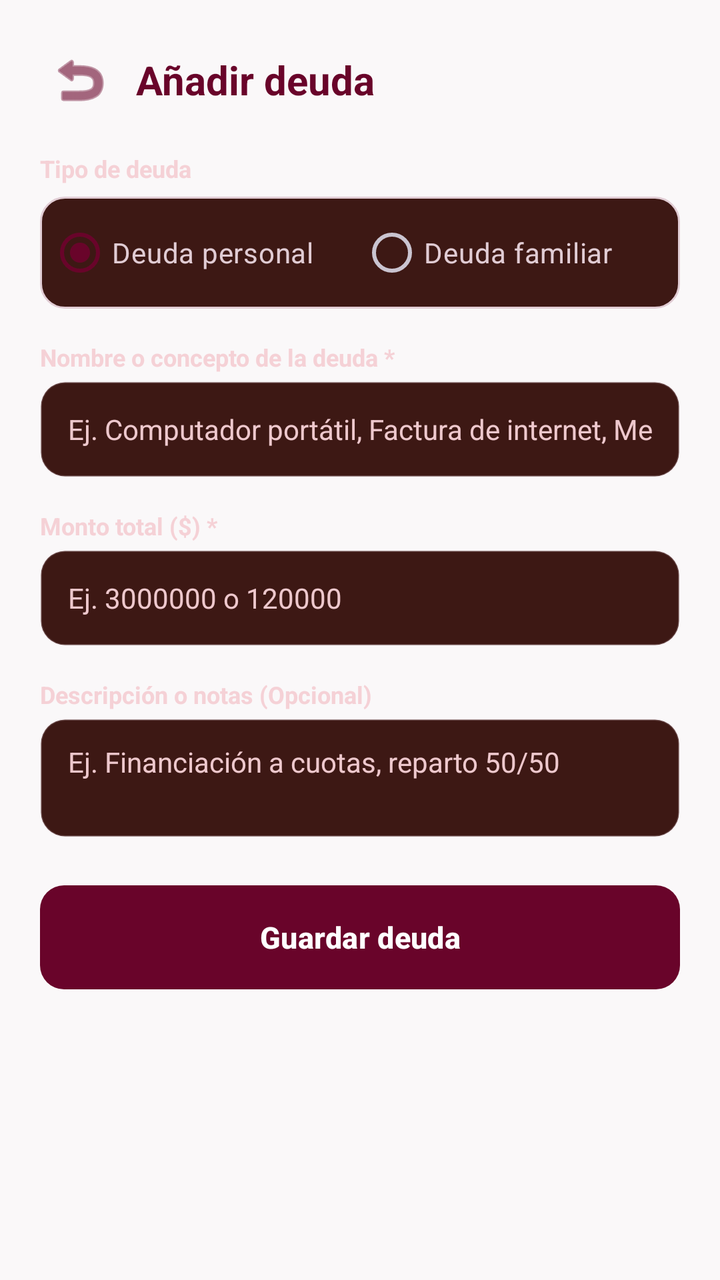
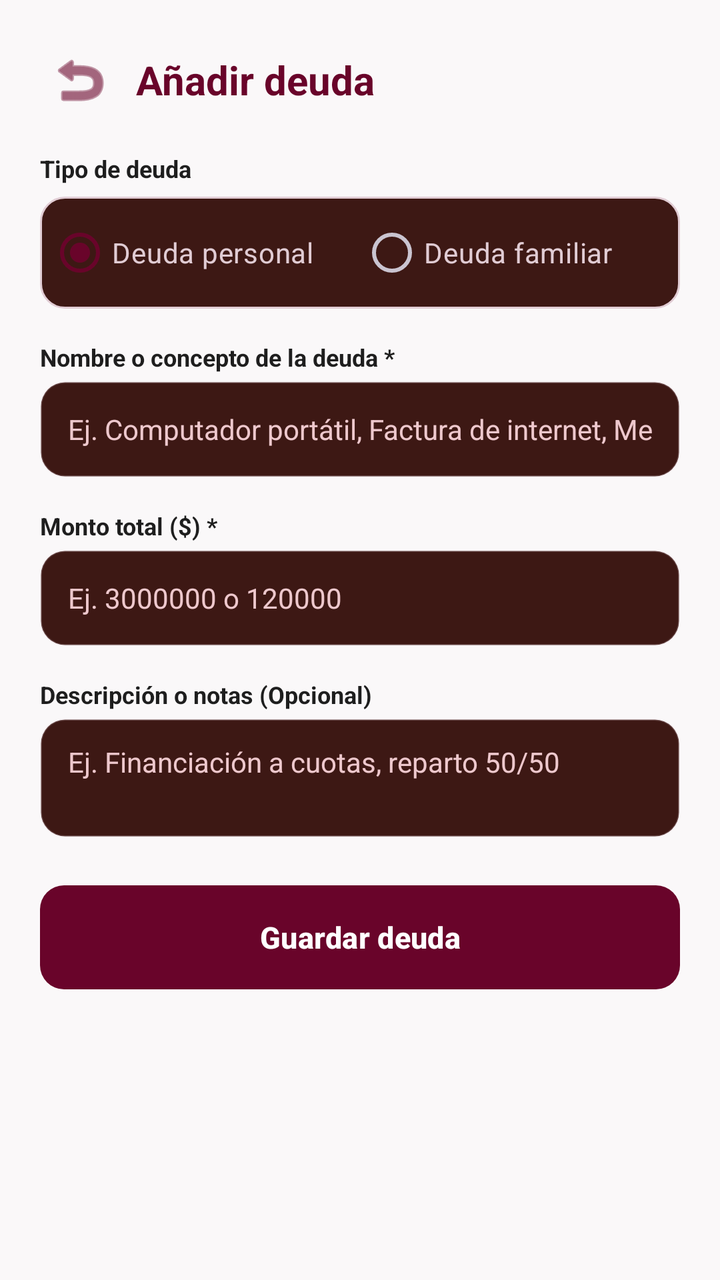

Two renders of the same Android screen: before a commit and after it. Below are the layout's source before the change and the commit's diff.
<!-- AndroidManifest.xml: application theme Theme.Freyr -->
<!-- res/layout/activity_add_debt.xml -->
<?xml version="1.0" encoding="utf-8"?>
<ScrollView xmlns:android="http://schemas.android.com/apk/res/android"
    xmlns:app="http://schemas.android.com/apk/res-auto"
    android:layout_width="match_parent"
    android:layout_height="match_parent"
    android:fillViewport="true"
    android:background="@color/freyr_background">

    <LinearLayout
        android:layout_width="match_parent"
        android:layout_height="wrap_content"
        android:orientation="vertical"
        android:padding="20dp">

        
        <LinearLayout
            android:layout_width="match_parent"
            android:layout_height="wrap_content"
            android:orientation="horizontal"
            android:gravity="center_vertical"
            android:layout_marginBottom="16dp">

            <ImageButton
                android:id="@+id/btn_volver"
                android:layout_width="40dp"
                android:layout_height="40dp"
                android:background="?attr/selectableItemBackgroundBorderless"
                android:src="@android:drawable/ic_menu_revert"
                android:contentDescription="@string/btn_back"
                app:tint="@color/freyr_primary" />

            <TextView
                android:layout_width="wrap_content"
                android:layout_height="wrap_content"
                android:text="@string/title_add_debt"
                android:textColor="@color/freyr_primary"
                android:textSize="20sp"
                android:textStyle="bold"
                android:layout_marginStart="8dp" />
        </LinearLayout>

        
        <TextView
            android:id="@+id/tx_error"
            android:layout_width="match_parent"
            android:layout_height="wrap_content"
            android:textColor="#D32F2F"
            android:textSize="12sp"
            android:visibility="gone"
            android:layout_marginBottom="12dp" />

        
        <TextView
            android:layout_width="wrap_content"
            android:layout_height="wrap_content"
            android:text="Tipo de deuda"
            android:textColor="@color/freyr_text_secondary"
            android:textSize="12sp"
            android:textStyle="bold"
            android:layout_marginBottom="6dp" />

        <RadioGroup
            android:id="@+id/rg_debt_type"
            android:layout_width="match_parent"
            android:layout_height="wrap_content"
            android:orientation="horizontal"
            android:background="@drawable/bg_button_secondary"
            android:padding="4dp"
            android:layout_marginBottom="16dp">

            <RadioButton
                android:id="@+id/rb_personal_debt"
                android:layout_width="0dp"
                android:layout_height="wrap_content"
                android:layout_weight="1"
                android:text="@string/debt_scope_personal"
                android:checked="true"
                android:textColor="@color/freyr_text_primary"
                android:buttonTint="@color/freyr_primary" />

            <RadioButton
                android:id="@+id/rb_family_debt"
                android:layout_width="0dp"
                android:layout_height="wrap_content"
                android:layout_weight="1"
                android:text="@string/debt_scope_family"
                android:textColor="@color/freyr_text_primary"
                android:buttonTint="@color/freyr_primary" />
        </RadioGroup>

        
        <TextView
            android:layout_width="wrap_content"
            android:layout_height="wrap_content"
            android:text="@string/label_debt_name"
            android:textColor="@color/freyr_text_secondary"
            android:textSize="12sp"
            android:textStyle="bold"
            android:layout_marginBottom="4dp" />

        <EditText
            android:id="@+id/et_debt_name"
            android:layout_width="match_parent"
            android:layout_height="48dp"
            android:background="@drawable/bg_edit_text"
            android:hint="@string/hint_debt_name"
            android:inputType="textCapSentences"
            android:maxLines="1"
            android:focusable="true"
            android:focusableInTouchMode="true"
            android:clickable="true"
            android:cursorVisible="true"
            android:importantForAutofill="no"
            android:textColor="@color/freyr_text_primary"
            android:textSize="14sp"
            android:layout_marginBottom="16dp" />

        
        <TextView
            android:layout_width="wrap_content"
            android:layout_height="wrap_content"
            android:text="@string/label_debt_amount"
            android:textColor="@color/freyr_text_secondary"
            android:textSize="12sp"
            android:textStyle="bold"
            android:layout_marginBottom="4dp" />

        <EditText
            android:id="@+id/et_debt_amount"
            android:layout_width="match_parent"
            android:layout_height="48dp"
            android:background="@drawable/bg_edit_text"
            android:hint="@string/hint_debt_amount"
            android:inputType="numberDecimal"
            android:maxLines="1"
            android:focusable="true"
            android:focusableInTouchMode="true"
            android:clickable="true"
            android:cursorVisible="true"
            android:importantForAutofill="no"
            android:textColor="@color/freyr_text_primary"
            android:textSize="14sp"
            android:layout_marginBottom="16dp" />

        
        <LinearLayout
            android:id="@+id/layout_family_options"
            android:layout_width="match_parent"
            android:layout_height="wrap_content"
            android:orientation="vertical"
            android:background="@drawable/bg_card_rounded"
            android:padding="16dp"
            android:visibility="gone"
            android:layout_marginBottom="16dp">

            <TextView
                android:layout_width="wrap_content"
                android:layout_height="wrap_content"
                android:text="@string/label_debt_group"
                android:textColor="@color/freyr_text_secondary"
                android:textSize="12sp"
                android:textStyle="bold"
                android:layout_marginBottom="4dp" />

            <Spinner
                android:id="@+id/spinner_family_group"
                android:layout_width="match_parent"
                android:layout_height="44dp"
                android:background="@drawable/bg_edit_text"
                android:layout_marginBottom="12dp" />

            <TextView
                android:layout_width="wrap_content"
                android:layout_height="wrap_content"
                android:text="@string/label_assigned_member"
                android:textColor="@color/freyr_text_secondary"
                android:textSize="12sp"
                android:textStyle="bold"
                android:layout_marginBottom="4dp" />

            <Spinner
                android:id="@+id/spinner_assigned_member"
                android:layout_width="match_parent"
                android:layout_height="44dp"
                android:background="@drawable/bg_edit_text" />
        </LinearLayout>

        
        <TextView
            android:layout_width="wrap_content"
            android:layout_height="wrap_content"
            android:text="@string/label_debt_description"
            android:textColor="@color/freyr_text_secondary"
            android:textSize="12sp"
            android:textStyle="bold"
            android:layout_marginBottom="4dp" />

        <EditText
            android:id="@+id/et_debt_description"
            android:layout_width="match_parent"
            android:layout_height="wrap_content"
            android:minLines="2"
            android:maxLines="4"
            android:gravity="top|start"
            android:background="@drawable/bg_edit_text"
            android:hint="@string/hint_debt_description"
            android:inputType="textMultiLine"
            android:focusable="true"
            android:focusableInTouchMode="true"
            android:clickable="true"
            android:cursorVisible="true"
            android:importantForAutofill="no"
            android:textColor="@color/freyr_text_primary"
            android:textSize="14sp"
            android:layout_marginBottom="24dp" />

        
        <Button
            android:id="@+id/btn_save_debt"
            android:layout_width="match_parent"
            android:layout_height="52dp"
            android:background="@drawable/bg_button_primary"
            android:text="@string/btn_save_debt"
            android:textColor="#FFFFFF"
            android:textSize="15sp"
            android:textStyle="bold"
            app:backgroundTint="@null" />

    </LinearLayout>
</ScrollView>
<!-- resources referenced by this layout -->
<resources>
  <color name="freyr_background">#FAF8F9</color>
  <color name="freyr_primary">#69042A</color>
  <color name="freyr_text_primary">#E1CCD4</color>
  <color name="freyr_text_secondary">#F6F5CFD4</color>
  <!-- drawable bg_button_primary (drawable) -->
  <?xml version="1.0" encoding="utf-8"?>
  <ripple xmlns:android="http://schemas.android.com/apk/res/android"
      android:color="#33FFFFFF">
      <item>
          <shape android:shape="rectangle">
              <corners android:radius="12dp" />
              <solid android:color="@color/freyr_primary" />
          </shape>
      </item>
  </ripple>
  <!-- drawable bg_button_secondary (drawable) -->
  <?xml version="1.0" encoding="utf-8"?>
  <ripple xmlns:android="http://schemas.android.com/apk/res/android"
      android:color="#33E1CCD4">
      <item>
          <shape android:shape="rectangle">
              <corners android:radius="12dp" />
              <solid android:color="@color/freyr_surface" />
              <stroke android:width="1dp" android:color="@color/freyr_secondary" />
          </shape>
      </item>
  </ripple>
  <!-- drawable bg_card_rounded (drawable) -->
  <?xml version="1.0" encoding="utf-8"?>
  <shape xmlns:android="http://schemas.android.com/apk/res/android"
      android:shape="rectangle">
      <corners android:radius="16dp" />
      <solid android:color="@color/freyr_surface" />
      <stroke android:width="1dp" android:color="@color/freyr_border" />
  </shape>
  <!-- drawable bg_edit_text (drawable) -->
  <?xml version="1.0" encoding="utf-8"?>
  <selector xmlns:android="http://schemas.android.com/apk/res/android">
      <item android:state_focused="true">
          <shape android:shape="rectangle">
              <corners android:radius="12dp" />
              <solid android:color="@color/freyr_surface" />
              <stroke android:width="2dp" android:color="@color/freyr_primary" />
              <padding android:bottom="12dp" android:left="14dp" android:right="14dp" android:top="12dp" />
          </shape>
      </item>
      <item>
          <shape android:shape="rectangle">
              <corners android:radius="12dp" />
              <solid android:color="@color/freyr_surface" />
              <stroke android:width="1dp" android:color="@color/freyr_border" />
              <padding android:bottom="12dp" android:left="14dp" android:right="14dp" android:top="12dp" />
          </shape>
      </item>
  </selector>
  <string name="btn_back">Volver</string>
  <string name="btn_save_debt">Guardar deuda</string>
  <string name="debt_scope_family">Deuda familiar</string>
  <string name="debt_scope_personal">Deuda personal</string>
  <string name="hint_debt_amount">Ej. 3000000 o 120000</string>
  <string name="hint_debt_description">Ej. Financiación a cuotas, reparto 50/50</string>
  <string name="hint_debt_name">Ej. Computador portátil, Factura de internet, Mercado</string>
  <string name="label_assigned_member">Persona asignada</string>
  <string name="label_debt_amount">Monto total ($) *</string>
  <string name="label_debt_description">Descripción o notas (Opcional)</string>
  <string name="label_debt_group">Grupo familiar</string>
  <string name="label_debt_name">Nombre o concepto de la deuda *</string>
  <string name="title_add_debt">Añadir deuda</string>
  <color name="freyr_surface">#3D1814</color>
  <color name="freyr_secondary">#E1CCD4</color>
  <color name="freyr_border">#33E1CCD4</color>
  <color name="freyr_primary_dark">#4A031E</color>
  <!-- unchanged entries left out for length: 1 -->
</resources>

<!-- the commit's change to res/layout/activity_add_debt.xml (unified diff, before → after) -->
@@ -53,11 +53,11 @@
         <TextView
             android:layout_width="wrap_content"
             android:layout_height="wrap_content"
+            android:layout_marginBottom="6dp"
             android:text="Tipo de deuda"
-            android:textColor="@color/freyr_text_secondary"
-            android:textSize="12sp"
-            android:textStyle="bold"
-            android:layout_marginBottom="6dp" />
+            android:textColor="@color/freyr_card_bg"
+            android:textSize="12sp"
+            android:textStyle="bold" />
 
         <RadioGroup
             android:id="@+id/rg_debt_type"
@@ -92,11 +92,11 @@
         <TextView
             android:layout_width="wrap_content"
             android:layout_height="wrap_content"
+            android:layout_marginBottom="4dp"
             android:text="@string/label_debt_name"
-            android:textColor="@color/freyr_text_secondary"
-            android:textSize="12sp"
-            android:textStyle="bold"
-            android:layout_marginBottom="4dp" />
+            android:textColor="@color/freyr_card_bg"
+            android:textSize="12sp"
+            android:textStyle="bold" />
 
         <EditText
             android:id="@+id/et_debt_name"
@@ -119,11 +119,11 @@
         <TextView
             android:layout_width="wrap_content"
             android:layout_height="wrap_content"
+            android:layout_marginBottom="4dp"
             android:text="@string/label_debt_amount"
-            android:textColor="@color/freyr_text_secondary"
-            android:textSize="12sp"
-            android:textStyle="bold"
-            android:layout_marginBottom="4dp" />
+            android:textColor="@color/freyr_card_bg"
+            android:textSize="12sp"
+            android:textStyle="bold" />
 
         <EditText
             android:id="@+id/et_debt_amount"
@@ -189,11 +189,11 @@
         <TextView
             android:layout_width="wrap_content"
             android:layout_height="wrap_content"
+            android:layout_marginBottom="4dp"
             android:text="@string/label_debt_description"
-            android:textColor="@color/freyr_text_secondary"
-            android:textSize="12sp"
-            android:textStyle="bold"
-            android:layout_marginBottom="4dp" />
+            android:textColor="@color/freyr_card_bg"
+            android:textSize="12sp"
+            android:textStyle="bold" />
 
         <EditText
             android:id="@+id/et_debt_description"
<!-- resource entries referenced after the edit -->
@@ -1,6 +1,7 @@
 <!-- resources referenced by this layout -->
 <resources>
   <color name="freyr_background">#FAF8F9</color>
+  <color name="freyr_card_bg">#1E1E1E</color>
   <color name="freyr_primary">#69042A</color>
   <color name="freyr_text_primary">#E1CCD4</color>
   <color name="freyr_text_secondary">#F6F5CFD4</color>
